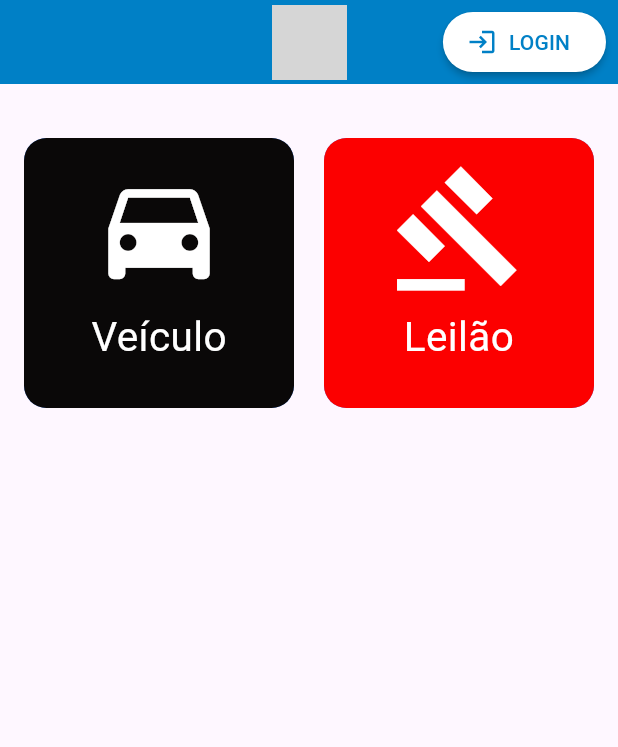
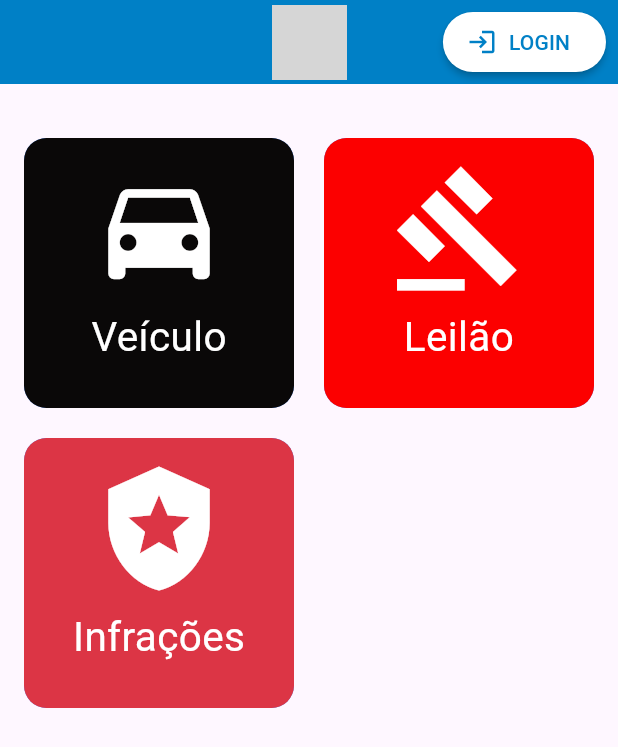
Before and after one commit to DaviVCarvalhos/detran_app, a Flutter app: the screen it shows after launch, on a phone screen of 412 x 824 dp. Shown: the top 747 px of the screen. Run offline on Flutter 3.47's test engine with Material 3 defaults, Android fonts, the phone set to English and light mode, and no system bars; grey boxes are pictures that could not be loaded.

Commit message:
featrue: criação da pagina de infrações

```diff
--- /dev/null
+++ b/lib/Buttons/InfracoesButton.dart
@@ -0,0 +1,31 @@
+import 'package:flutter/material.dart';
+import '/Pages/InfracoesPage.dart';
+
+class InfracoesButton extends StatelessWidget {
+  final double width;
+  final double height;
+
+  const InfracoesButton({
+    super.key,
+    required this.width,
+    required this.height,
+  });
+
+  @override
+  Widget build(BuildContext context) {
+    return IconButton(
+      icon: const Icon(
+        Icons.local_police,
+      ),
+      onPressed: () {
+        Navigator.push(
+          context,
+          MaterialPageRoute(builder: (context) => InfracoesPage()),
+        );
+      },
+      iconSize:
+          height, // O tamanho do ícone agora é baseado na altura disponível do widget
+      color: Colors.white,
+    );
+  }
+}
--- a/lib/Pages/HomePage.dart
+++ b/lib/Pages/HomePage.dart
@@ -1,4 +1,5 @@
 import 'package:detranapp/Pages/LoginPage.dart';
+import 'package:detranapp/widgets/InfracoesWidget.dart';
 import 'package:detranapp/widgets/LeilaoWidget.dart';
 import 'package:detranapp/widgets/VeiculoWidget.dart';
 import 'package:flutter/material.dart';
@@ -10,6 +11,7 @@ class HomePage extends StatelessWidget {
   final List<Widget> widgets = [
     VeiculoWidget(),
     LeilaoWidget(),
+    InfracoesWidget(),
   ];
 
   @override
@@ -22,10 +24,12 @@ class HomePage extends StatelessWidget {
             child: ElevatedButton.icon(
               style: ElevatedButton.styleFrom(
                 backgroundColor: Colors.white,
-                foregroundColor: const Color.fromARGB(255, 0, 128, 198), // Cor do texto e ícone
+                foregroundColor: const Color.fromARGB(
+                    255, 0, 128, 198), // Cor do texto e ícone
                 elevation: 2,
                 shape: RoundedRectangleBorder(
-                  borderRadius: BorderRadius.circular(20), // Bordas arredondadas
+                  borderRadius:
+                      BorderRadius.circular(20), // Bordas arredondadas
                 ),
               ),
               onPressed: () {
@@ -61,10 +65,13 @@ class HomePage extends StatelessWidget {
               itemCount: widgets.length,
               itemBuilder: (BuildContext context, int index) {
                 return ClipRRect(
-                  borderRadius: BorderRadius.circular(15), // Define as bordas arredondadas
+                  borderRadius: BorderRadius.circular(
+                      15), // Define as bordas arredondadas
                   child: Container(
-                    color: Colors.blueAccent, // Definindo uma cor para o fundo do widget
-                    child: widgets[index], // Widget dentro do Container arredondado
+                    color: Colors
+                        .blueAccent, // Definindo uma cor para o fundo do widget
+                    child: widgets[
+                        index], // Widget dentro do Container arredondado
                   ),
                 );
               },
--- /dev/null
+++ b/lib/widgets/InfracoesWidget.dart
@@ -0,0 +1,43 @@
+import 'package:detranapp/Buttons/InfracoesButton.dart';
+import 'package:flutter/material.dart';
+
+class InfracoesWidget extends StatelessWidget {
+  const InfracoesWidget({
+    super.key,
+  });
+
+  @override
+  Widget build(BuildContext context) {
+    return LayoutBuilder(
+      builder: (context, constraints) {
+        double widgetWidth = constraints.maxWidth;
+        double widgetHeight = constraints.maxHeight;
+
+        return Container(
+          width: widgetWidth,
+          height: widgetHeight,
+          color: Color(0xFFdc3545),
+          child: Padding(
+            padding: const EdgeInsets.symmetric(vertical: 7.0),
+            child: Column(
+              children: [
+                InfracoesButton(width: widgetWidth, height: widgetHeight * 0.5),
+                FittedBox(
+                  fit: BoxFit.fitHeight,
+                  child: Text(
+                    "Infrações",
+                    textAlign: TextAlign.center,
+                    style: TextStyle(
+                      color: Colors.white,
+                      fontSize: widgetWidth * 0.15,
+                    ),
+                  ),
+                )
+              ],
+            ),
+          ),
+        );
+      },
+    );
+  }
+}
```
Also changed, not shown: analysis_options.yaml (added, +28 -0 lines), lib/Pages/InfracoesPage.dart (added, +94 -0 lines), lib/widgets/VeiculoWidget.dart (+4 -4 lines), 64 other files.
